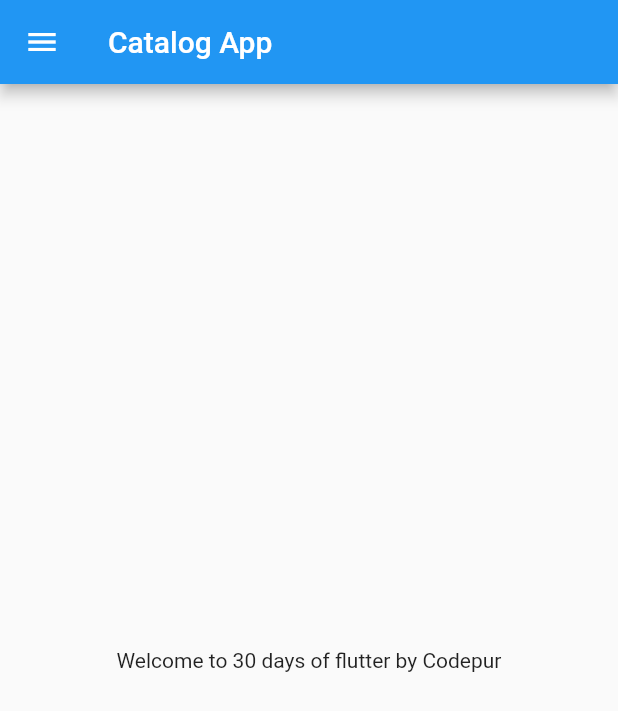
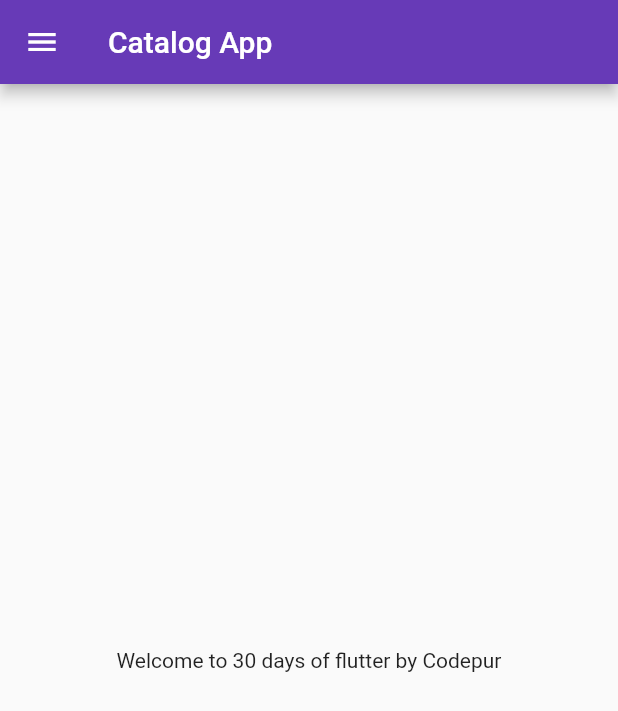
Before and after one commit to priyadarshii786/codepur_notes, a Flutter app: the screen it shows after launch, on a phone screen of 412 x 824 dp. Shown: the top 711 px of the screen. Run offline on Flutter 3.47's test engine with Material 2 defaults, Android fonts, the phone set to English and light mode, and no system bars.

Commit message:
day 3 complete

```diff
--- a/lib/main.dart
+++ b/lib/main.dart
@@ -11,6 +11,20 @@ class MyApp extends StatelessWidget {
   Widget build(BuildContext context) {
     return MaterialApp(
       home: HomePage(),
+      /* materialApp ke andar hi "home" define kiye hai jo ki HomePage() class leta hai........thenafter "themeMode" define kiye hai jisko ki "ThemeMode.dark" diye hai......ab dark theme ko apply krwaane ke liye sirf itna krna hi kaafi nahi hai, uske liye hi ab "darkTheme" define krna pd raha hai, jo ki "ThemeData" class leta hai and uske andar ek property hota hai brightness, jisko ki "Brightness.dark" rkh rhe hai......now ab "ThemeMode.dark" ke jagah "ThemeMode.light" change krenge toh voh v work karega  */
+      themeMode: ThemeMode.light,
+      darkTheme: ThemeData(brightness: Brightness.dark),
+
+      /* ab agar light theme ka property dena hoga toh below written way se denge......."primaryColor" se v color change kr skte hai yaha but not using it here and yaha "primarySwatch" isliye use kr rhe because we want jitne v colors hai vo material ke hisaab se khud ko adjust kr le */
+
+      theme: ThemeData(primarySwatch: Colors.deepPurple),
+      /* "primarySwatch" me ek "colors" naam ka library hai material ke andar jiska ki use kiye hai yaha ie; colors.{desired color} */
+
+      /*--------------------------------------------------- ---------------------------------------------------
+
+      Now we will learn about "routes"
+
+      */
     );
   }
 }
```
Also changed, not shown: lib/pages/home_page.dart (+37 -0 lines).
